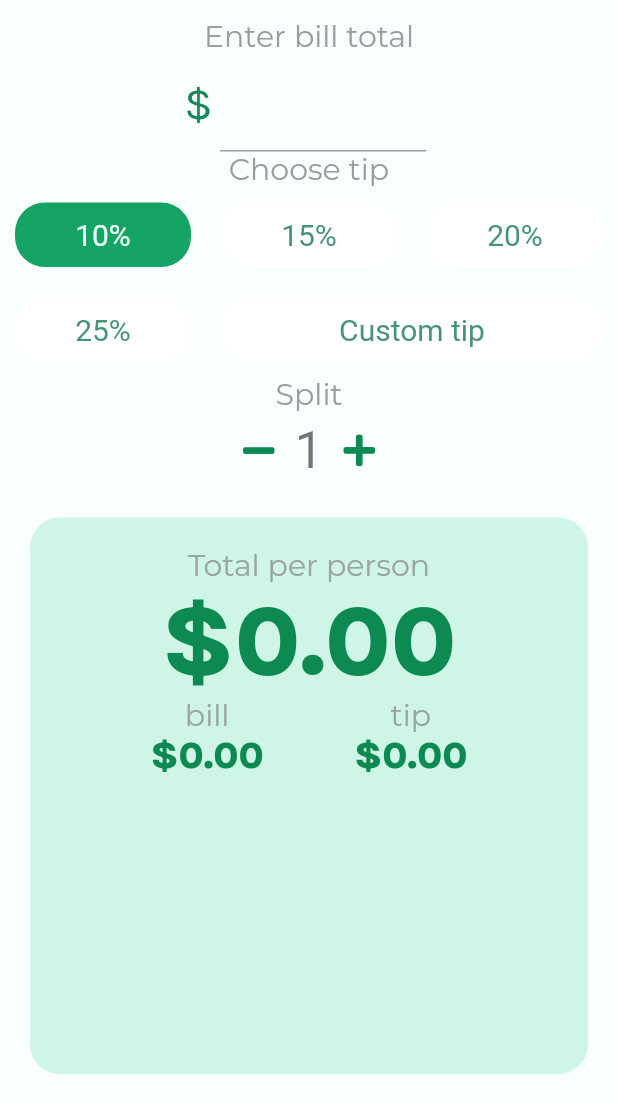
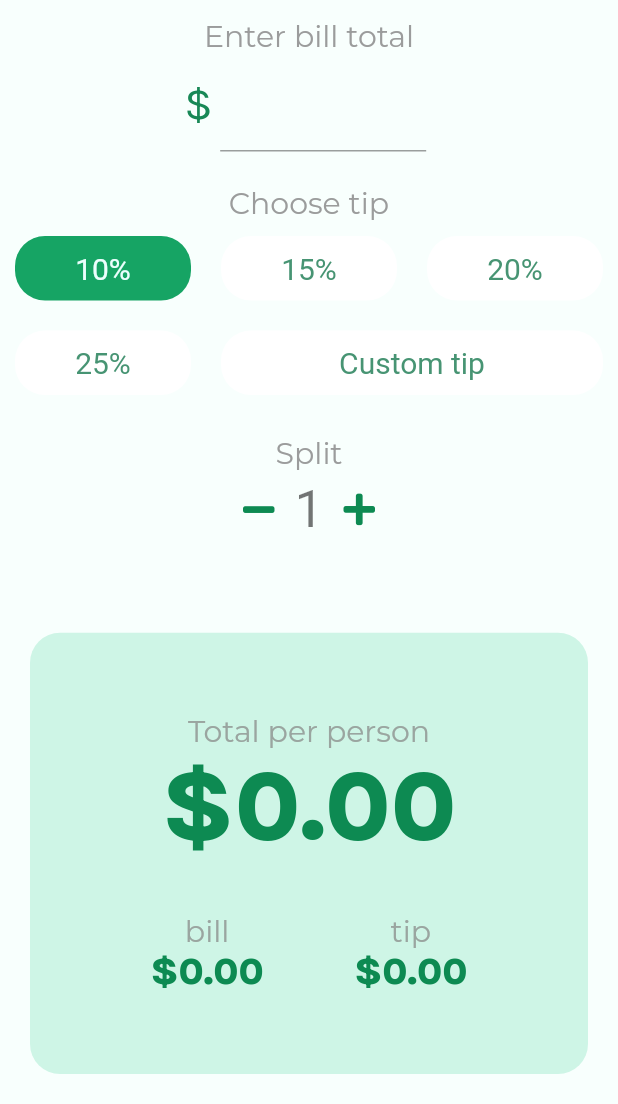
Before and after one commit to srujanjoshi/tipsy, a Flutter app: the screen it shows after launch, on a phone screen of 412 x 824 dp, the part 132-1236 px from its top. Run offline on Flutter 3.47's test engine with Material 2 defaults, Android fonts, the phone set to English and light mode, and no system bars; our stand-ins replace flutter_custom_clippers, font_awesome_flutter, google_fonts; missing offline and left inert: dart:ffi.

Commit message:
Improved Layout

```diff
--- a/lib/main.dart
+++ b/lib/main.dart
@@ -57,11 +57,12 @@ class _MyHomePageState extends State<MyHomePage> {
   int _split = 1;
   int _tipAmount = 10;
 
-  double _totalPerPerson=0;
-  double _billPerPerson=0;
-  double _tipPerPerson=0;
+  double _totalPerPerson = 0;
+  double _billPerPerson = 0;
+  double _tipPerPerson = 0;
 
-  final billTotalController= TextEditingController();
+  final billTotalController = TextEditingController();
+
   //
   // @override
   // void initState(){
@@ -71,7 +72,7 @@ class _MyHomePageState extends State<MyHomePage> {
   // }
 
   @override
-  void dispose(){
+  void dispose() {
     //Clean up controller when this widget is removed from the widget tree.
     billTotalController.dispose();
     super.dispose();
@@ -79,9 +80,9 @@ class _MyHomePageState extends State<MyHomePage> {
 
   void _updateResult() {
     print(double.parse(billTotalController.text));
-    double _billTotal= double.parse(billTotalController.text);
-    _billPerPerson= _billTotal/_split;
-    _tipPerPerson = _billPerPerson*(_tipAmount/100);
+    double _billTotal = double.parse(billTotalController.text);
+    _billPerPerson = _billTotal / _split;
+    _tipPerPerson = _billPerPerson * (_tipAmount / 100);
     _totalPerPerson = _billPerPerson + _tipPerPerson;
   }
 
@@ -134,7 +135,13 @@ class _MyHomePageState extends State<MyHomePage> {
           // horizontal).
           mainAxisAlignment: MainAxisAlignment.spaceEvenly,
           children: <Widget>[
+            Expanded(
+              flex: 2,
+              child: Container(
+                child: Column(
+                  children: [
                     Text('Enter bill total',
+                        textAlign: TextAlign.end,
                         style: GoogleFonts.montserrat(
                             textStyle: TextStyle(
                           fontSize: 20,
@@ -143,14 +150,16 @@ class _MyHomePageState extends State<MyHomePage> {
                     Row(
                       mainAxisAlignment: MainAxisAlignment.center,
                       children: [
-                Text("\$", style: GoogleFonts.karla(
+                        Text("\$",
+                            style: GoogleFonts.karla(
                                 textStyle: TextStyle(
                               fontSize: 30,
                               color: kDollarSignColor,
                             ))),
                         Container(
-                  width: (MediaQuery.of(context).size.width) / 3,
-                  margin: EdgeInsets.symmetric(vertical: 0,horizontal: 5),
+                          width: (MediaQuery.of(context).size.width) *(1/3),
+                          margin:
+                              EdgeInsets.symmetric(vertical: 0, horizontal: 5),
                           child: TextField(
                             onChanged: (s) {
                               setState(() {
@@ -174,13 +183,24 @@ class _MyHomePageState extends State<MyHomePage> {
                         ),
                       ],
                     ),
+                  ],
+                ),
+              ),
+            ),
+            Expanded(
+              flex: 3,
+              child: Container(
+                child: Column(
+                  children: [
                     Text('Choose tip',
                         style: GoogleFonts.montserrat(
                             textStyle: TextStyle(
                           fontSize: 20,
                           color: kHeadingTextColor,
                         ))),
-            Row(mainAxisAlignment: MainAxisAlignment.spaceEvenly, children: [
+                    Row(
+                        mainAxisAlignment: MainAxisAlignment.spaceEvenly,
+                        children: [
                           Expanded(
                             child: TipAmountBubble(
                               onTap: () {
@@ -245,7 +265,9 @@ class _MyHomePageState extends State<MyHomePage> {
                             ),
                           )
                         ]),
-            Row(mainAxisAlignment: MainAxisAlignment.spaceEvenly, children: [
+                    Row(
+                        mainAxisAlignment: MainAxisAlignment.spaceEvenly,
+                        children: [
                           Expanded(
                             child: TipAmountBubble(
                               onTap: () {
@@ -297,6 +319,15 @@ class _MyHomePageState extends State<MyHomePage> {
                             ),
                           )
                         ]),
+                  ],
+                ),
+              ),
+            ),
+            Expanded(
+              flex: 2,
+              child: Container(
+                child: Column(
+                  children: [
                     Text('Split',
                         style: GoogleFonts.montserrat(
                             textStyle: TextStyle(
@@ -334,7 +365,12 @@ class _MyHomePageState extends State<MyHomePage> {
                         )
                       ],
                     ),
+                  ],
+                ),
+              ),
+            ),
             Expanded(
+              flex: 6,
               child: Container(
                 height: 20,
                 decoration: BoxDecoration(
@@ -344,29 +380,38 @@ class _MyHomePageState extends State<MyHomePage> {
                 padding: EdgeInsets.all(20),
                 margin: EdgeInsets.all(20),
                 child: Column(
+                  mainAxisAlignment: MainAxisAlignment.spaceEvenly,
                   children: [
-                    Text("Total per person", style: GoogleFonts.montserrat(
+                    Column(
+                      children: [
+                        Text("Total per person",
+                            style: GoogleFonts.montserrat(
                                 textStyle: TextStyle(
                               fontSize: 20,
                               color: kResultCardTextColor,
                             ))),
-                    Text("\$"+_totalPerPerson.toStringAsFixed(2), style: GoogleFonts.karla(
+                        Text("\$" + _totalPerPerson.toStringAsFixed(2),
+                            style: GoogleFonts.karla(
                                 textStyle: TextStyle(
                               fontSize: 65,
                               color: kInputTextColor,
                               fontWeight: FontWeight.w800,
                             ))),
+                      ],
+                    ),
                     Row(
                       mainAxisAlignment: MainAxisAlignment.spaceEvenly,
                       children: [
                         Column(
                           children: [
-                            Text("bill", style:GoogleFonts.montserrat(
+                            Text("bill",
+                                style: GoogleFonts.montserrat(
                                     textStyle: TextStyle(
                                   fontSize: 20,
                                   color: kResultCardTextColor,
                                 ))),
-                            Text("\$"+_billPerPerson.toStringAsFixed(2),style: GoogleFonts.karla(
+                            Text("\$" + _billPerPerson.toStringAsFixed(2),
+                                style: GoogleFonts.karla(
                                     textStyle: TextStyle(
                                   fontSize: 25,
                                   color: kInputTextColor,
@@ -376,12 +421,14 @@ class _MyHomePageState extends State<MyHomePage> {
                         ),
                         Column(
                           children: [
-                            Text("tip", style:GoogleFonts.montserrat(
+                            Text("tip",
+                                style: GoogleFonts.montserrat(
                                     textStyle: TextStyle(
                                   fontSize: 20,
                                   color: kResultCardTextColor,
                                 ))),
-                            Text("\$"+_tipPerPerson.toStringAsFixed(2), style: GoogleFonts.karla(
+                            Text("\$" + _tipPerPerson.toStringAsFixed(2),
+                                style: GoogleFonts.karla(
                                     textStyle: TextStyle(
                                   fontSize: 25,
                                   color: kInputTextColor,
```
Lines whose indentation alone changed are shown as unchanged.
